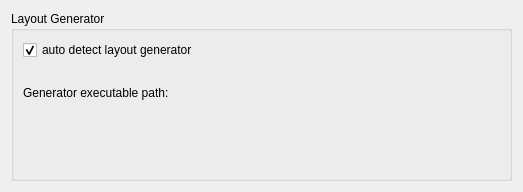
Above: umbrello/dialogs/autolayoutoptionpage.ui from KDE/umbrello before the change. Below: the same form after it.
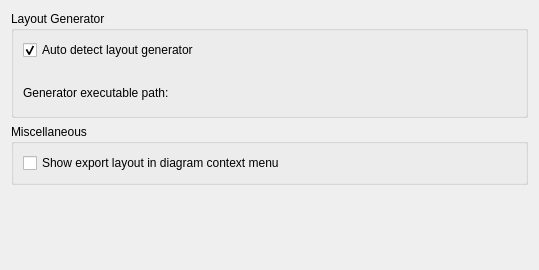
That is the form after the change. Custom widgets are drawn as their Qt base class.

Commit message: Added show export layout config attribute.

Diff of the .ui file:
```diff
--- a/umbrello/dialogs/autolayoutoptionpage.ui
+++ b/umbrello/dialogs/autolayoutoptionpage.ui
@@ -6,8 +6,8 @@
    <rect>
     <x>0</x>
     <y>0</y>
-    <width>523</width>
-    <height>192</height>
+    <width>539</width>
+    <height>270</height>
    </rect>
   </property>
   <layout class="QVBoxLayout">
@@ -28,7 +28,7 @@
 &lt;p style=&quot; margin-top:0px; margin-bottom:0px; margin-left:0px; margin-right:0px; -qt-block-indent:0; text-indent:0px;&quot;&gt;Umbrello has build in support for detecting the install location of these layout generators. For cases where this dependency is not available or do not fit, a different installation path could be provided.   &lt;/p&gt;&lt;/body&gt;&lt;/html&gt;</string>
         </property>
         <property name="text">
-         <string>auto detect layout generator</string>
+         <string>Auto detect layout generator</string>
         </property>
         <property name="checked">
          <bool>true</bool>
@@ -61,19 +61,6 @@
         </property>
        </widget>
       </item>
-      <item row="4" column="0">
-       <spacer name="verticalSpacer">
-        <property name="orientation">
-         <enum>Qt::Vertical</enum>
-        </property>
-        <property name="sizeHint" stdset="0">
-         <size>
-          <width>20</width>
-          <height>40</height>
-         </size>
-        </property>
-       </spacer>
-      </item>
       <item row="1" column="0">
        <spacer name="verticalSpacer_2">
         <property name="orientation">
@@ -93,6 +80,40 @@
      </layout>
     </widget>
    </item>
+   <item>
+    <widget class="QGroupBox" name="Other">
+     <property name="title">
+      <string>Miscellaneous</string>
+     </property>
+     <layout class="QGridLayout" name="gridLayout_2">
+      <item row="1" column="0">
+       <widget class="QCheckBox" name="m_showExportLayout">
+        <property name="toolTip">
+         <string>Dot file export is perfomed by using the export layout. 
+
+With this option checked, the export layout is added to the list of available diagram layouts and enables a quick dot export preview.</string>
+        </property>
+        <property name="text">
+         <string>Show export layout in diagram context menu</string>
+        </property>
+       </widget>
+      </item>
+     </layout>
+    </widget>
+   </item>
+   <item>
+    <spacer name="verticalSpacer">
+     <property name="orientation">
+      <enum>Qt::Vertical</enum>
+     </property>
+     <property name="sizeHint" stdset="0">
+      <size>
+       <width>20</width>
+       <height>40</height>
+      </size>
+     </property>
+    </spacer>
+   </item>
   </layout>
  </widget>
  <customwidgets>
```
The commit also changes 5 other files.
